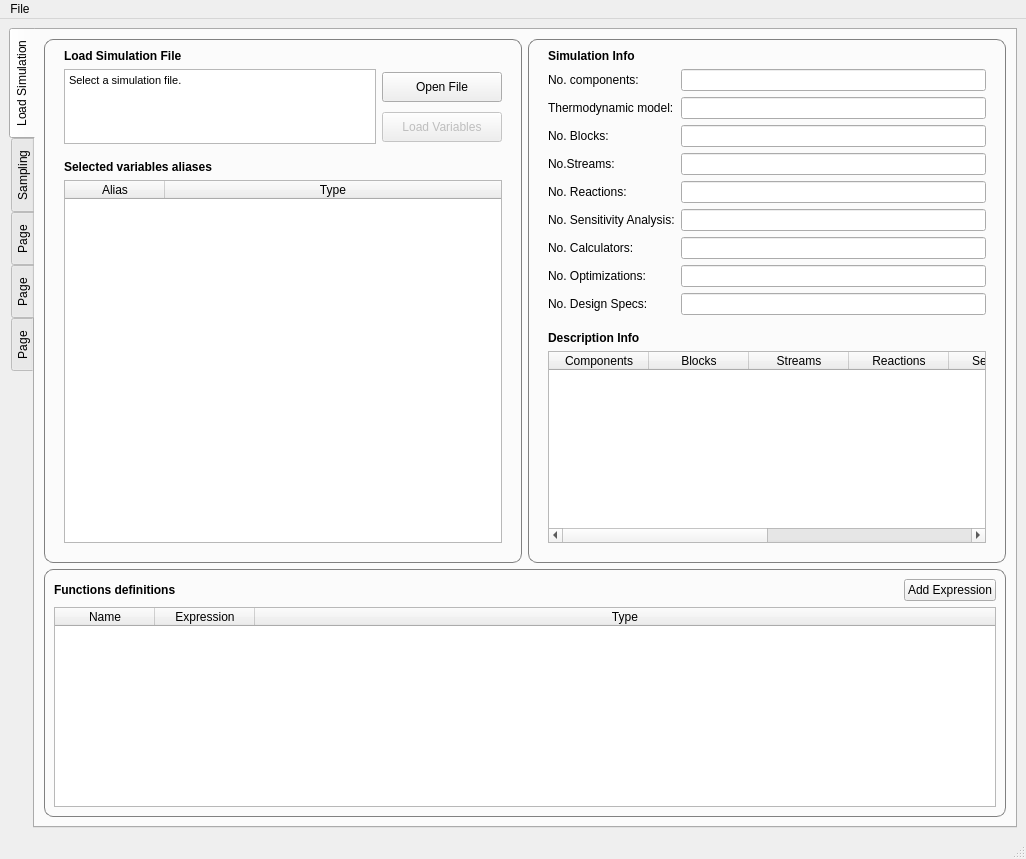
Before: the Qt Designer form gui/views/ui_files/mainwindow.ui in feslima/metacontrol, drawn with Qt 5.
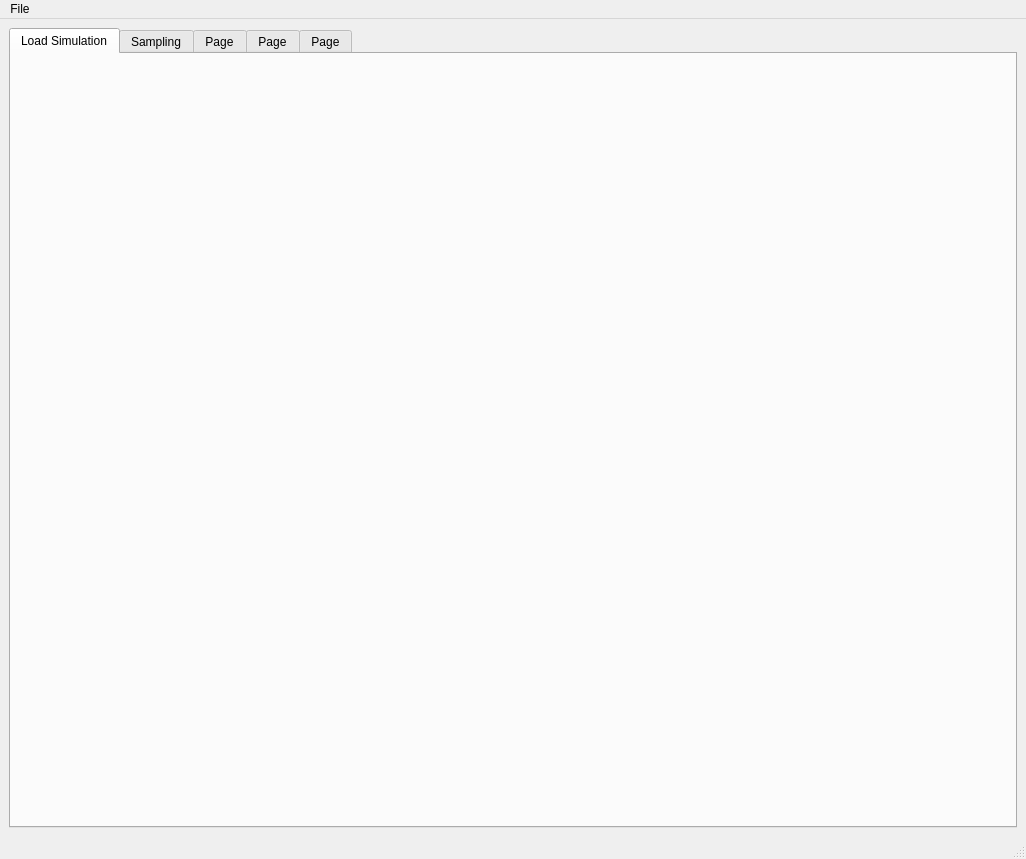
After: the same form once the commit is applied. Icons and pictures are not drawn.

Commit message: code refactoring so that each step(tab) is implemented as a separated UI

Patch:
```diff
--- a/gui/views/ui_files/mainwindow.ui
+++ b/gui/views/ui_files/mainwindow.ui
@@ -38,7 +38,7 @@
    <property name="autoFillBackground">
     <bool>true</bool>
    </property>
-   <layout class="QGridLayout" name="gridLayout_4">
+   <layout class="QGridLayout" name="gridLayout">
     <item row="0" column="0">
      <widget class="QTabWidget" name="tabMainWidget">
       <property name="sizePolicy">
@@ -56,7 +56,7 @@
        <string notr="true">QTabWidget::setTabIcon(0, QIcon('Screenshot.png'))</string>
       </property>
       <property name="tabPosition">
-       <enum>QTabWidget::West</enum>
+       <enum>QTabWidget::North</enum>
       </property>
       <property name="tabShape">
        <enum>QTabWidget::Rounded</enum>
@@ -77,719 +77,6 @@
        <attribute name="title">
         <string>Load Simulation</string>
        </attribute>
-       <layout class="QGridLayout" name="gridLayout_6">
-        <item row="0" column="0">
-         <widget class="QGroupBox" name="groupBox">
-          <property name="sizePolicy">
-           <sizepolicy hsizetype="MinimumExpanding" vsizetype="Preferred">
-            <horstretch>0</horstretch>
-            <verstretch>0</verstretch>
-           </sizepolicy>
-          </property>
-          <property name="minimumSize">
-           <size>
-            <width>475</width>
-            <height>500</height>
-           </size>
-          </property>
-          <property name="maximumSize">
-           <size>
-            <width>800</width>
-            <height>16777215</height>
-           </size>
-          </property>
-          <property name="styleSheet">
-           <string notr="true">QGroupBox {
-    border: 1px solid gray;
-    border-radius: 9px;
-	font-weight: bold;
-}
-
-QGroupBox::title {
-    subcontrol-origin: margin;
-    left: 10px;
-    top: 5px;
-    padding: 0 3px 0 3px;
-}</string>
-          </property>
-          <property name="title">
-           <string/>
-          </property>
-          <layout class="QGridLayout" name="gridLayout">
-           <item row="1" column="2">
-            <widget class="QPushButton" name="buttonOpenSimFile">
-             <property name="sizePolicy">
-              <sizepolicy hsizetype="Preferred" vsizetype="Preferred">
-               <horstretch>0</horstretch>
-               <verstretch>0</verstretch>
-              </sizepolicy>
-             </property>
-             <property name="minimumSize">
-              <size>
-               <width>120</width>
-               <height>30</height>
-              </size>
-             </property>
-             <property name="maximumSize">
-              <size>
-               <width>120</width>
-               <height>30</height>
-              </size>
-             </property>
-             <property name="toolTip">
-              <string>Opens a file prompt to select an Aspen .bkp simulation file.</string>
-             </property>
-             <property name="statusTip">
-              <string/>
-             </property>
-             <property name="whatsThis">
-              <string/>
-             </property>
-             <property name="text">
-              <string>Open File</string>
-             </property>
-            </widget>
-           </item>
-           <item row="3" column="1">
-            <spacer name="verticalSpacer">
-             <property name="orientation">
-              <enum>Qt::Vertical</enum>
-             </property>
-             <property name="sizeType">
-              <enum>QSizePolicy::Fixed</enum>
-             </property>
-             <property name="sizeHint" stdset="0">
-              <size>
-               <width>20</width>
-               <height>10</height>
-              </size>
-             </property>
-            </spacer>
-           </item>
-           <item row="2" column="2">
-            <widget class="QPushButton" name="buttonLoadVariables">
-             <property name="enabled">
-              <bool>false</bool>
-             </property>
-             <property name="sizePolicy">
-              <sizepolicy hsizetype="Maximum" vsizetype="Fixed">
-               <horstretch>0</horstretch>
-               <verstretch>0</verstretch>
-              </sizepolicy>
-             </property>
-             <property name="minimumSize">
-              <size>
-               <width>120</width>
-               <height>30</height>
-              </size>
-             </property>
-             <property name="toolTip">
-              <string>Opens a window that allows variable selection from the simulation file.</string>
-             </property>
-             <property name="text">
-              <string>Load Variables</string>
-             </property>
-            </widget>
-           </item>
-           <item row="5" column="1" colspan="2">
-            <widget class="QTableWidget" name="tableWidgetAliasDisplay">
-             <property name="sortingEnabled">
-              <bool>true</bool>
-             </property>
-             <attribute name="horizontalHeaderStretchLastSection">
-              <bool>true</bool>
-             </attribute>
-             <column>
-              <property name="text">
-               <string>Alias</string>
-              </property>
-             </column>
-             <column>
-              <property name="text">
-               <string>Type</string>
-              </property>
-             </column>
-            </widget>
-           </item>
-           <item row="1" column="1" rowspan="2">
-            <widget class="QTextBrowser" name="textBrowserSimFile">
-             <property name="sizePolicy">
-              <sizepolicy hsizetype="Preferred" vsizetype="Preferred">
-               <horstretch>0</horstretch>
-               <verstretch>0</verstretch>
-              </sizepolicy>
-             </property>
-             <property name="minimumSize">
-              <size>
-               <width>300</width>
-               <height>75</height>
-              </size>
-             </property>
-             <property name="styleSheet">
-              <string notr="true"/>
-             </property>
-             <property name="html">
-              <string>&lt;!DOCTYPE HTML PUBLIC &quot;-//W3C//DTD HTML 4.0//EN&quot; &quot;http://www.w3.org/TR/REC-html40/strict.dtd&quot;&gt;
-&lt;html&gt;&lt;head&gt;&lt;meta name=&quot;qrichtext&quot; content=&quot;1&quot; /&gt;&lt;style type=&quot;text/css&quot;&gt;
-p, li { white-space: pre-wrap; }
-&lt;/style&gt;&lt;/head&gt;&lt;body style=&quot; font-family:'MS Shell Dlg 2'; font-size:8.25pt; font-weight:400; font-style:normal;&quot;&gt;
-&lt;p style=&quot; margin-top:0px; margin-bottom:0px; margin-left:0px; margin-right:0px; -qt-block-indent:0; text-indent:0px;&quot;&gt;&lt;span style=&quot; font-size:8pt;&quot;&gt;Select a simulation file.&lt;/span&gt;&lt;/p&gt;&lt;/body&gt;&lt;/html&gt;</string>
-             </property>
-            </widget>
-           </item>
-           <item row="1" column="3">
-            <spacer name="horizontalSpacer_3">
-             <property name="orientation">
-              <enum>Qt::Horizontal</enum>
-             </property>
-             <property name="sizeType">
-              <enum>QSizePolicy::Fixed</enum>
-             </property>
-             <property name="sizeHint" stdset="0">
-              <size>
-               <width>10</width>
-               <height>20</height>
-              </size>
-             </property>
-            </spacer>
-           </item>
-           <item row="0" column="1">
-            <widget class="QLabel" name="label_13">
-             <property name="font">
-              <font>
-               <weight>75</weight>
-               <bold>true</bold>
-              </font>
-             </property>
-             <property name="text">
-              <string>Load Simulation File</string>
-             </property>
-            </widget>
-           </item>
-           <item row="4" column="1">
-            <widget class="QLabel" name="label_11">
-             <property name="font">
-              <font>
-               <weight>75</weight>
-               <bold>true</bold>
-              </font>
-             </property>
-             <property name="text">
-              <string>Selected variables aliases</string>
-             </property>
-            </widget>
-           </item>
-           <item row="6" column="1">
-            <spacer name="verticalSpacer_6">
-             <property name="orientation">
-              <enum>Qt::Vertical</enum>
-             </property>
-             <property name="sizeType">
-              <enum>QSizePolicy::Fixed</enum>
-             </property>
-             <property name="sizeHint" stdset="0">
-              <size>
-               <width>20</width>
-               <height>10</height>
-              </size>
-             </property>
-            </spacer>
-           </item>
-           <item row="1" column="0">
-            <spacer name="horizontalSpacer_2">
-             <property name="orientation">
-              <enum>Qt::Horizontal</enum>
-             </property>
-             <property name="sizeType">
-              <enum>QSizePolicy::Fixed</enum>
-             </property>
-             <property name="sizeHint" stdset="0">
-              <size>
-               <width>10</width>
-               <height>20</height>
-              </size>
-             </property>
-            </spacer>
-           </item>
-          </layout>
-         </widget>
-        </item>
-        <item row="0" column="1">
-         <widget class="QGroupBox" name="groupBox_2">
-          <property name="minimumSize">
-           <size>
-            <width>475</width>
-            <height>500</height>
-           </size>
-          </property>
-          <property name="styleSheet">
-           <string notr="true">QGroupBox {
-    border: 1px solid gray;
-    border-radius: 9px;
-	font-weight: bold;
-}
-
-QGroupBox::title {
-    subcontrol-origin: margin;
-    left: 10px;
-    top: 5px;
-    padding: 0 3px 0 3px;
-}</string>
-          </property>
-          <property name="title">
-           <string/>
-          </property>
-          <layout class="QGridLayout" name="gridLayout_3">
-           <item row="1" column="2">
-            <spacer name="horizontalSpacer">
-             <property name="orientation">
-              <enum>Qt::Horizontal</enum>
-             </property>
-             <property name="sizeType">
-              <enum>QSizePolicy::Fixed</enum>
-             </property>
-             <property name="sizeHint" stdset="0">
-              <size>
-               <width>10</width>
-               <height>20</height>
-              </size>
-             </property>
-            </spacer>
-           </item>
-           <item row="1" column="0">
-            <spacer name="horizontalSpacer_4">
-             <property name="orientation">
-              <enum>Qt::Horizontal</enum>
-             </property>
-             <property name="sizeType">
-              <enum>QSizePolicy::Fixed</enum>
-             </property>
-             <property name="sizeHint" stdset="0">
-              <size>
-               <width>10</width>
-               <height>20</height>
-              </size>
-             </property>
-            </spacer>
-           </item>
-           <item row="2" column="1">
-            <spacer name="verticalSpacer_7">
-             <property name="orientation">
-              <enum>Qt::Vertical</enum>
-             </property>
-             <property name="sizeType">
-              <enum>QSizePolicy::Fixed</enum>
-             </property>
-             <property name="sizeHint" stdset="0">
-              <size>
-               <width>20</width>
-               <height>10</height>
-              </size>
-             </property>
-            </spacer>
-           </item>
-           <item row="1" column="1">
-            <layout class="QFormLayout" name="formLayout">
-             <item row="0" column="0">
-              <widget class="QLabel" name="label">
-               <property name="text">
-                <string>No. components:</string>
-               </property>
-              </widget>
-             </item>
-             <item row="0" column="1">
-              <widget class="QLineEdit" name="lineEditComponents">
-               <property name="font">
-                <font>
-                 <weight>75</weight>
-                 <bold>true</bold>
-                </font>
-               </property>
-               <property name="alignment">
-                <set>Qt::AlignCenter</set>
-               </property>
-               <property name="readOnly">
-                <bool>true</bool>
-               </property>
-              </widget>
-             </item>
-             <item row="1" column="0">
-              <widget class="QLabel" name="label_2">
-               <property name="text">
-                <string>Thermodynamic model:</string>
-               </property>
-              </widget>
-             </item>
-             <item row="1" column="1">
-              <widget class="QLineEdit" name="lineEditMethodName">
-               <property name="font">
-                <font>
-                 <weight>75</weight>
-                 <bold>true</bold>
-                </font>
-               </property>
-               <property name="alignment">
-                <set>Qt::AlignCenter</set>
-               </property>
-               <property name="readOnly">
-                <bool>true</bool>
-               </property>
-              </widget>
-             </item>
-             <item row="2" column="0">
-              <widget class="QLabel" name="label_3">
-               <property name="text">
-                <string>No. Blocks:</string>
-               </property>
-              </widget>
-             </item>
-             <item row="2" column="1">
-              <widget class="QLineEdit" name="lineEditBlocks">
-               <property name="font">
-                <font>
-                 <weight>75</weight>
-                 <bold>true</bold>
-                </font>
-               </property>
-               <property name="alignment">
-                <set>Qt::AlignCenter</set>
-               </property>
-               <property name="readOnly">
-                <bool>true</bool>
-               </property>
-              </widget>
-             </item>
-             <item row="3" column="0">
-              <widget class="QLabel" name="label_4">
-               <property name="text">
-                <string>No.Streams:</string>
-               </property>
-              </widget>
-             </item>
-             <item row="3" column="1">
-              <widget class="QLineEdit" name="lineEditStreams">
-               <property name="font">
-                <font>
-                 <weight>75</weight>
-                 <bold>true</bold>
-                </font>
-               </property>
-               <property name="alignment">
-                <set>Qt::AlignCenter</set>
-               </property>
-               <property name="readOnly">
-                <bool>true</bool>
-               </property>
-              </widget>
-             </item>
-             <item row="4" column="0">
-              <widget class="QLabel" name="label_5">
-               <property name="text">
-                <string>No. Reactions:</string>
-               </property>
-              </widget>
-             </item>
-             <item row="4" column="1">
-              <widget class="QLineEdit" name="lineEditReactions">
-               <property name="font">
-                <font>
-                 <weight>75</weight>
-                 <bold>true</bold>
-                </font>
-               </property>
-               <property name="alignment">
-                <set>Qt::AlignCenter</set>
-               </property>
-               <property name="readOnly">
-                <bool>true</bool>
-               </property>
-              </widget>
-             </item>
-             <item row="5" column="0">
-              <widget class="QLabel" name="label_6">
-               <property name="text">
-                <string>No. Sensitivity Analysis:</string>
-               </property>
-              </widget>
-             </item>
-             <item row="5" column="1">
-              <widget class="QLineEdit" name="lineEditSensAnalysis">
-               <property name="font">
-                <font>
-                 <weight>75</weight>
-                 <bold>true</bold>
-                </font>
-               </property>
-               <property name="alignment">
-                <set>Qt::AlignCenter</set>
-               </property>
-               <property name="readOnly">
-                <bool>true</bool>
-               </property>
-              </widget>
-             </item>
-             <item row="6" column="0">
-              <widget class="QLabel" name="label_7">
-               <property name="text">
-                <string>No. Calculators:</string>
-               </property>
-              </widget>
-             </item>
-             <item row="6" column="1">
-              <widget class="QLineEdit" name="lineEditCalculators">
-               <property name="font">
-                <font>
-                 <weight>75</weight>
-                 <bold>true</bold>
-                </font>
-               </property>
-               <property name="alignment">
-                <set>Qt::AlignCenter</set>
-               </property>
-               <property name="readOnly">
-                <bool>true</bool>
-               </property>
-              </widget>
-             </item>
-             <item row="7" column="0">
-              <widget class="QLabel" name="label_8">
-               <property name="text">
-                <string>No. Optimizations:</string>
-               </property>
-              </widget>
-             </item>
-             <item row="8" column="0">
-              <widget class="QLabel" name="label_9">
-               <property name="text">
-                <string>No. Design Specs:</string>
-               </property>
-              </widget>
-             </item>
-             <item row="7" column="1">
-              <widget class="QLineEdit" name="lineEditOptimizations">
-               <property name="font">
-                <font>
-                 <weight>75</weight>
-                 <bold>true</bold>
-                </font>
-               </property>
-               <property name="alignment">
-                <set>Qt::AlignCenter</set>
-               </property>
-               <property name="readOnly">
-                <bool>true</bool>
-               </property>
-              </widget>
-             </item>
-             <item row="8" column="1">
-              <widget class="QLineEdit" name="lineEditDesSpecs">
-               <property name="font">
-                <font>
-                 <weight>75</weight>
-                 <bold>true</bold>
-                </font>
-               </property>
-               <property name="alignment">
-                <set>Qt::AlignCenter</set>
-               </property>
-               <property name="readOnly">
-                <bool>true</bool>
-               </property>
-              </widget>
-             </item>
-            </layout>
-           </item>
-           <item row="3" column="1">
-            <widget class="QLabel" name="label_10">
-             <property name="font">
-              <font>
-               <weight>75</weight>
-               <bold>true</bold>
-              </font>
-             </property>
-             <property name="text">
-              <string>Description Info</string>
-             </property>
-            </widget>
-           </item>
-           <item row="5" column="1">
-            <spacer name="verticalSpacer_5">
-             <property name="orientation">
-              <enum>Qt::Vertical</enum>
-             </property>
-             <property name="sizeType">
-              <enum>QSizePolicy::Fixed</enum>
-             </property>
-             <property name="sizeHint" stdset="0">
-              <size>
-               <width>20</width>
-               <height>10</height>
-              </size>
-             </property>
-            </spacer>
-           </item>
-           <item row="0" column="1">
-            <widget class="QLabel" name="label_14">
-             <property name="font">
-              <font>
-               <weight>75</weight>
-               <bold>true</bold>
-              </font>
-             </property>
-             <property name="text">
-              <string>Simulation Info</string>
-             </property>
-            </widget>
-           </item>
-           <item row="4" column="1">
-            <widget class="QTableWidget" name="tableWidgetSimulationData">
-             <property name="editTriggers">
-              <set>QAbstractItemView::NoEditTriggers</set>
-             </property>
-             <property name="selectionMode">
-              <enum>QAbstractItemView::NoSelection</enum>
-             </property>
-             <attribute name="horizontalHeaderStretchLastSection">
-              <bool>true</bool>
-             </attribute>
-             <column>
-              <property name="text">
-               <string>Components</string>
-              </property>
-             </column>
-             <column>
-              <property name="text">
-               <string>Blocks</string>
-              </property>
-             </column>
-             <column>
-              <property name="text">
-               <string>Streams</string>
-              </property>
-             </column>
-             <column>
-              <property name="text">
-               <string>Reactions</string>
-              </property>
-             </column>
-             <column>
-              <property name="text">
-               <string>Sensitivity</string>
-              </property>
-             </column>
-             <column>
-              <property name="text">
-               <string>Calculators</string>
-              </property>
-             </column>
-             <column>
-              <property name="text">
-               <string>Optimizations</string>
-              </property>
-             </column>
-             <column>
-              <property name="text">
-               <string>Design Specs</string>
-              </property>
-             </column>
-            </widget>
-           </item>
-          </layout>
-         </widget>
-        </item>
-        <item row="1" column="0" colspan="2">
-         <widget class="QGroupBox" name="groupBox_6">
-          <property name="styleSheet">
-           <string notr="true">QGroupBox {
-    border: 1px solid gray;
-    border-radius: 9px;
-	font-weight: bold;
-}
-
-QGroupBox::title {
-    subcontrol-origin: margin;
-    left: 10px;
-    top: 5px;
-    padding: 0 3px 0 3px;
-}</string>
-          </property>
-          <property name="title">
-           <string/>
-          </property>
-          <layout class="QGridLayout" name="gridLayout_7">
-           <item row="0" column="0">
-            <widget class="QLabel" name="label_12">
-             <property name="font">
-              <font>
-               <weight>75</weight>
-               <bold>true</bold>
-              </font>
-             </property>
-             <property name="text">
-              <string>Functions definitions</string>
-             </property>
-            </widget>
-           </item>
-           <item row="0" column="1">
-            <layout class="QHBoxLayout" name="horizontalLayout_2">
-             <item>
-              <spacer name="horizontalSpacer_5">
-               <property name="orientation">
-                <enum>Qt::Horizontal</enum>
-               </property>
-               <property name="sizeHint" stdset="0">
-                <size>
-                 <width>40</width>
-                 <height>20</height>
-                </size>
-               </property>
-              </spacer>
-             </item>
-             <item>
-              <widget class="QPushButton" name="buttonAddExpr">
-               <property name="toolTip">
-                <string>&lt;html&gt;&lt;head/&gt;&lt;body&gt;&lt;p&gt;Inserts a new expression slot&lt;/p&gt;&lt;/body&gt;&lt;/html&gt;</string>
-               </property>
-               <property name="text">
-                <string>Add Expression</string>
-               </property>
-               <property name="icon">
-                <iconset resource="../../resources/icons.qrc">
-                 <normaloff>:/loadsim/add_icon.svg</normaloff>:/loadsim/add_icon.svg</iconset>
-               </property>
-              </widget>
-             </item>
-            </layout>
-           </item>
-           <item row="1" column="0" colspan="2">
-            <widget class="QTableWidget" name="tableWidgetExpressions">
-             <property name="editTriggers">
-              <set>QAbstractItemView::AllEditTriggers</set>
-             </property>
-             <attribute name="horizontalHeaderStretchLastSection">
-              <bool>true</bool>
-             </attribute>
-             <column>
-              <property name="text">
-               <string>Name</string>
-              </property>
-             </column>
-             <column>
-              <property name="text">
-               <string>Expression</string>
-              </property>
-             </column>
-             <column>
-              <property name="text">
-               <string>Type</string>
-              </property>
-             </column>
-            </widget>
-           </item>
-          </layout>
-         </widget>
-        </item>
-       </layout>
       </widget>
       <widget class="QWidget" name="samplingTab">
        <property name="enabled">
```
Left out of the diff: 288 changed lines with no effect on the pictures. The commit also changes 6 other files.
